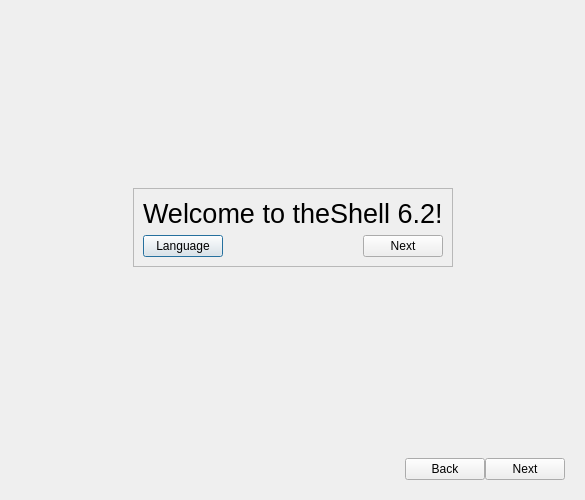
vicr123/theshell, file onboarding.ui: the form before one commit.
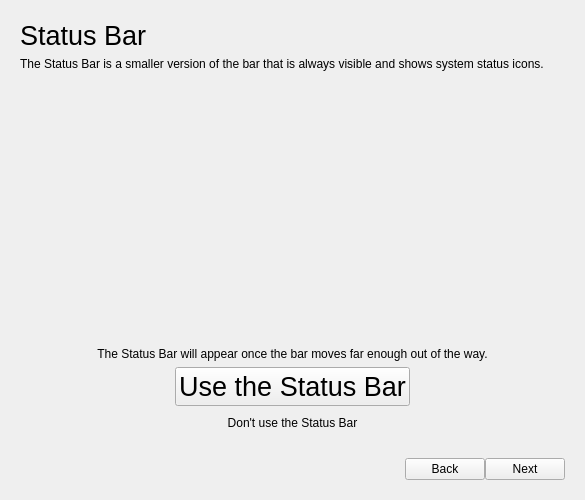
The form after the commit. The open tabs and pages were chosen to show the change. Icons and pictures are not drawn. Custom widgets are drawn as their Qt base class.

Commit message: Improvements to onboarding and animations

Patch:
```diff
--- a/onboarding.ui
+++ b/onboarding.ui
@@ -15,6 +15,28 @@
   </property>
   <layout class="QVBoxLayout" name="verticalLayout">
    <item>
+    <widget class="AnimatedStackedWidget" name="exitStackedWidget">
+     <property name="currentIndex">
+      <number>0</number>
+     </property>
+     <widget class="QWidget" name="page_7">
+      <property name="autoFillBackground">
+       <bool>true</bool>
+      </property>
+      <layout class="QVBoxLayout" name="verticalLayout_10">
+       <property name="leftMargin">
+        <number>0</number>
+       </property>
+       <property name="topMargin">
+        <number>0</number>
+       </property>
+       <property name="rightMargin">
+        <number>0</number>
+       </property>
+       <property name="bottomMargin">
+        <number>0</number>
+       </property>
+       <item>
     <widget class="AnimatedStackedWidget" name="stackedWidget">
      <property name="autoFillBackground">
       <bool>true</bool>
@@ -82,14 +104,21 @@
          </property>
          <layout class="QVBoxLayout" name="verticalLayout_2">
           <item>
-           <widget class="QLabel" name="label">
+               <widget class="QLabel" name="welcomeLabel">
             <property name="font">
              <font>
               <pointsize>20</pointsize>
              </font>
             </property>
             <property name="text">
-             <string>Welcome to theShell 6.2!</string>
+                 <string notr="true">Welcome to theShell 7.0!</string>
+                </property>
+               </widget>
+              </item>
+              <item>
+               <widget class="QLabel" name="label_11">
+                <property name="text">
+                 <string>Let's get your PC ready and show you what's new. This will only take a minute.</string>
             </property>
            </widget>
           </item>
@@ -122,7 +151,7 @@
             <item>
              <widget class="QPushButton" name="nextButtonFirstPage">
               <property name="text">
-               <string>Next</string>
+                   <string>Get Started</string>
               </property>
               <property name="icon">
                <iconset theme="go-next">
@@ -321,6 +350,140 @@
        </item>
       </layout>
      </widget>
+         <widget class="QWidget" name="page_6">
+          <property name="autoFillBackground">
+           <bool>true</bool>
+          </property>
+          <layout class="QVBoxLayout" name="verticalLayout_9">
+           <item>
+            <widget class="QLabel" name="label_10">
+             <property name="font">
+              <font>
+               <pointsize>20</pointsize>
+              </font>
+             </property>
+             <property name="text">
+              <string>Status Bar</string>
+             </property>
+            </widget>
+           </item>
+           <item>
+            <widget class="QLabel" name="label_8">
+             <property name="text">
+              <string>The Status Bar is a smaller version of the bar that is always visible and shows system status icons.</string>
+             </property>
+             <property name="wordWrap">
+              <bool>true</bool>
+             </property>
+            </widget>
+           </item>
+           <item>
+            <spacer name="verticalSpacer_7">
+             <property name="orientation">
+              <enum>Qt::Vertical</enum>
+             </property>
+             <property name="sizeHint" stdset="0">
+              <size>
+               <width>20</width>
+               <height>95</height>
+              </size>
+             </property>
+            </spacer>
+           </item>
+           <item>
+            <widget class="QLabel" name="statusBarRepresentation">
+             <property name="text">
+              <string notr="true"/>
+             </property>
+             <property name="pixmap">
+              <pixmap resource="resources2.qrc">:/onboarding/statusbar.png</pixmap>
+             </property>
+             <property name="alignment">
+              <set>Qt::AlignCenter</set>
+             </property>
+            </widget>
+           </item>
+           <item>
+            <spacer name="verticalSpacer_8">
+             <property name="orientation">
+              <enum>Qt::Vertical</enum>
+             </property>
+             <property name="sizeHint" stdset="0">
+              <size>
+               <width>20</width>
+               <height>95</height>
+              </size>
+             </property>
+            </spacer>
+           </item>
+           <item>
+            <widget class="QLabel" name="label_9">
+             <property name="text">
+              <string>The Status Bar will appear once the bar moves far enough out of the way.</string>
+             </property>
+             <property name="alignment">
+              <set>Qt::AlignCenter</set>
+             </property>
+            </widget>
+           </item>
+           <item>
+            <layout class="QHBoxLayout" name="horizontalLayout_5">
+             <item>
+              <spacer name="horizontalSpacer_10">
+               <property name="orientation">
+                <enum>Qt::Horizontal</enum>
+               </property>
+               <property name="sizeHint" stdset="0">
+                <size>
+                 <width>40</width>
+                 <height>20</height>
+                </size>
+               </property>
+              </spacer>
+             </item>
+             <item>
+              <layout class="QVBoxLayout" name="verticalLayout_8">
+               <item>
+                <widget class="QPushButton" name="enableStatusBarButton">
+                 <property name="font">
+                  <font>
+                   <pointsize>20</pointsize>
+                  </font>
+                 </property>
+                 <property name="text">
+                  <string>Use the Status Bar</string>
+                 </property>
+                </widget>
+               </item>
+               <item>
+                <widget class="QPushButton" name="disableStatusBarButton">
+                 <property name="text">
+                  <string>Don't use the Status Bar</string>
+                 </property>
+                 <property name="flat">
+                  <bool>true</bool>
+                 </property>
+                </widget>
+               </item>
+              </layout>
+             </item>
+             <item>
+              <spacer name="horizontalSpacer_11">
+               <property name="orientation">
+                <enum>Qt::Horizontal</enum>
+               </property>
+               <property name="sizeHint" stdset="0">
+                <size>
+                 <width>40</width>
+                 <height>20</height>
+                </size>
+               </property>
+              </spacer>
+             </item>
+            </layout>
+           </item>
+          </layout>
+         </widget>
      <widget class="QWidget" name="page_3">
       <property name="autoFillBackground">
        <bool>true</bool>
@@ -480,6 +643,121 @@
    </item>
   </layout>
  </widget>
+     <widget class="QWidget" name="page_8">
+      <property name="autoFillBackground">
+       <bool>true</bool>
+      </property>
+      <layout class="QVBoxLayout" name="verticalLayout_12">
+       <item>
+        <widget class="QLabel" name="label_12">
+         <property name="font">
+          <font>
+           <pointsize>20</pointsize>
+          </font>
+         </property>
+         <property name="text">
+          <string>Cancel Setup</string>
+         </property>
+        </widget>
+       </item>
+       <item>
+        <widget class="QLabel" name="label">
+         <property name="text">
+          <string>You haven't finished setting up theShell. What would you like to do?</string>
+         </property>
+        </widget>
+       </item>
+       <item>
+        <spacer name="verticalSpacer_9">
+         <property name="orientation">
+          <enum>Qt::Vertical</enum>
+         </property>
+         <property name="sizeHint" stdset="0">
+          <size>
+           <width>20</width>
+           <height>40</height>
+          </size>
+         </property>
+        </spacer>
+       </item>
+       <item>
+        <layout class="QHBoxLayout" name="horizontalLayout_6">
+         <item>
+          <spacer name="horizontalSpacer_12">
+           <property name="orientation">
+            <enum>Qt::Horizontal</enum>
+           </property>
+           <property name="sizeHint" stdset="0">
+            <size>
+             <width>40</width>
+             <height>20</height>
+            </size>
+           </property>
+          </spacer>
+         </item>
+         <item>
+          <layout class="QVBoxLayout" name="verticalLayout_11">
+           <item>
+            <widget class="QPushButton" name="backToSetupButton">
+             <property name="font">
+              <font>
+               <pointsize>20</pointsize>
+              </font>
+             </property>
+             <property name="text">
+              <string>Return to theShell Setup</string>
+             </property>
+            </widget>
+           </item>
+           <item>
+            <widget class="QPushButton" name="logoutButton">
+             <property name="text">
+              <string>Log Out</string>
+             </property>
+             <property name="icon">
+              <iconset theme="system-log-out"/>
+             </property>
+             <property name="flat">
+              <bool>true</bool>
+             </property>
+            </widget>
+           </item>
+           <item>
+            <widget class="QPushButton" name="powerOffButton">
+             <property name="text">
+              <string>Power Off</string>
+             </property>
+             <property name="icon">
+              <iconset theme="system-shutdown"/>
+             </property>
+             <property name="flat">
+              <bool>true</bool>
+             </property>
+            </widget>
+           </item>
+          </layout>
+         </item>
+         <item>
+          <spacer name="horizontalSpacer_13">
+           <property name="orientation">
+            <enum>Qt::Horizontal</enum>
+           </property>
+           <property name="sizeHint" stdset="0">
+            <size>
+             <width>40</width>
+             <height>20</height>
+            </size>
+           </property>
+          </spacer>
+         </item>
+        </layout>
+       </item>
+      </layout>
+     </widget>
+    </widget>
+   </item>
+  </layout>
+ </widget>
  <customwidgets>
   <customwidget>
    <class>AnimatedStackedWidget</class>
```
Left out of the diff: 18 changed lines with no effect on the pictures. Lines whose indentation alone changed are shown as unchanged. The commit also changes 17 other files.
